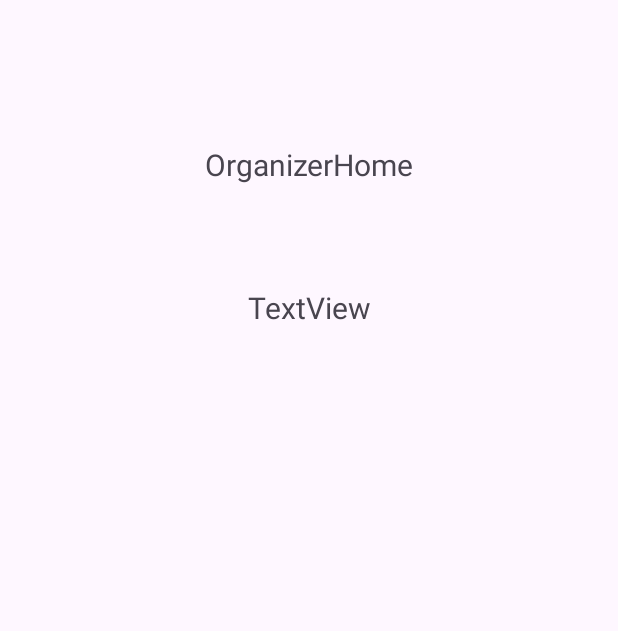
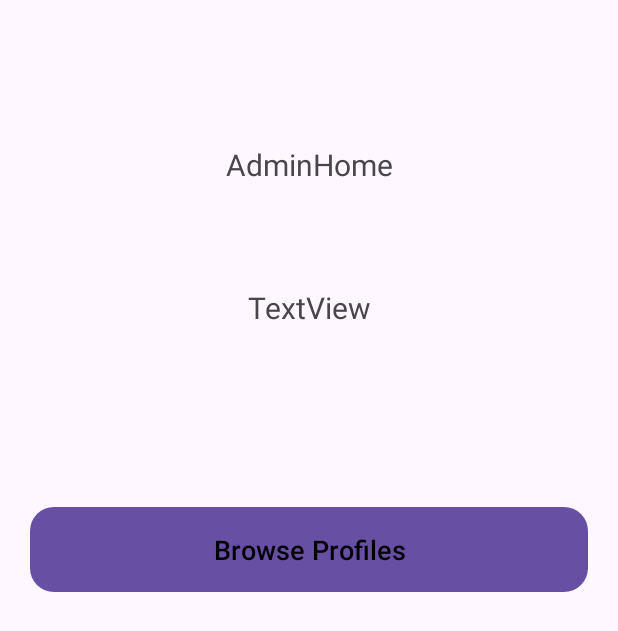
Before and after one commit to CMPUT301F25fusion1/fusion1-events, an Android app: the AdminHomeActivity screen opened directly, with no data from a screen before it, on a phone screen of 412 x 824 dp. Shown: the top 631 px of the screen. Run offline under Robolectric (Android 15) with nearby library versions, the phone set to English and light mode, and no system bars; our stand-ins replace Firebase (no records; nobody signed in at launch, a user with empty details on screens opened directly); 1 statement that could not run was skipped.

Commit message:
add design

```diff
--- a/code/fusion1events/app/src/main/AndroidManifest.xml
+++ b/code/fusion1events/app/src/main/AndroidManifest.xml
@@ -21,6 +21,7 @@
                 <category android:name="android.intent.category.LAUNCHER" />
             </intent-filter>
         </activity>
+        <activity android:name=".Browse_Class" />
         <activity android:name=".MainActivity" android:exported="false"/>
         <activity android:name=".SignUpActivity"/>
         <activity android:name=".EntrantHomeActivity"/>
--- /dev/null
+++ b/code/fusion1events/app/src/main/res/drawable/rounded_grey_button.xml
@@ -0,0 +1,6 @@
+<?xml version="1.0" encoding="utf-8"?>
+<shape xmlns:android="http://schemas.android.com/apk/res/android"
+    android:shape="rectangle">
+    <solid android:color="#D3D3D3" /> <!-- light grey -->
+    <corners android:radius="16dp" />
+</shape>
--- a/code/fusion1events/app/src/main/res/layout/activity_admin_home.xml
+++ b/code/fusion1events/app/src/main/res/layout/activity_admin_home.xml
@@ -1,6 +1,7 @@
 <?xml version="1.0" encoding="utf-8"?>
 <androidx.constraintlayout.widget.ConstraintLayout xmlns:android="http://schemas.android.com/apk/res/android"
     xmlns:app="http://schemas.android.com/apk/res-auto"
+    xmlns:tools="http://schemas.android.com/tools"
     android:layout_width="match_parent"
     android:layout_height="match_parent">
 
@@ -9,7 +10,7 @@
         android:layout_width="wrap_content"
         android:layout_height="wrap_content"
         android:layout_marginTop="96dp"
-        android:text="OrganizerHome"
+        android:text="AdminHome"
         android:textSize="20dp"
         app:layout_constraintEnd_toEndOf="parent"
         app:layout_constraintStart_toStartOf="parent"
@@ -25,4 +26,23 @@
         app:layout_constraintEnd_toEndOf="parent"
         app:layout_constraintStart_toStartOf="parent"
         app:layout_constraintTop_toBottomOf="@+id/textView" />
+
+    <Button
+        android:id="@+id/buttonBrowseProfiles"
+        android:layout_width="match_parent"
+        android:layout_height="wrap_content"
+        android:layout_marginHorizontal="20dp"
+        android:background="@drawable/rounded_grey_button"
+        android:backgroundTint="#2F2B2B"
+        android:fontFamily="sans-serif-medium"
+        android:gravity="center"
+        android:padding="12dp"
+        android:text="Browse Profiles"
+        android:textColor="@android:color/black"
+        android:textSize="18sp"
+        app:layout_constraintBottom_toBottomOf="parent"
+        app:layout_constraintTop_toBottomOf="@+id/welcomeText"
+        app:layout_constraintVertical_bias="0.218"
+        tools:layout_editor_absoluteX="24dp" />
+
 </androidx.constraintlayout.widget.ConstraintLayout>
```
Also changed, not shown: code/fusion1events/app/src/main/res/drawable/search_box_bg.xml (added, +7 -0 lines), code/fusion1events/app/src/main/res/layout/activity_profile_browse.xml (added, +44 -0 lines), code/fusion1events/app/src/main/res/layout/activity_profile_card.xml (added, +66 -0 lines).
